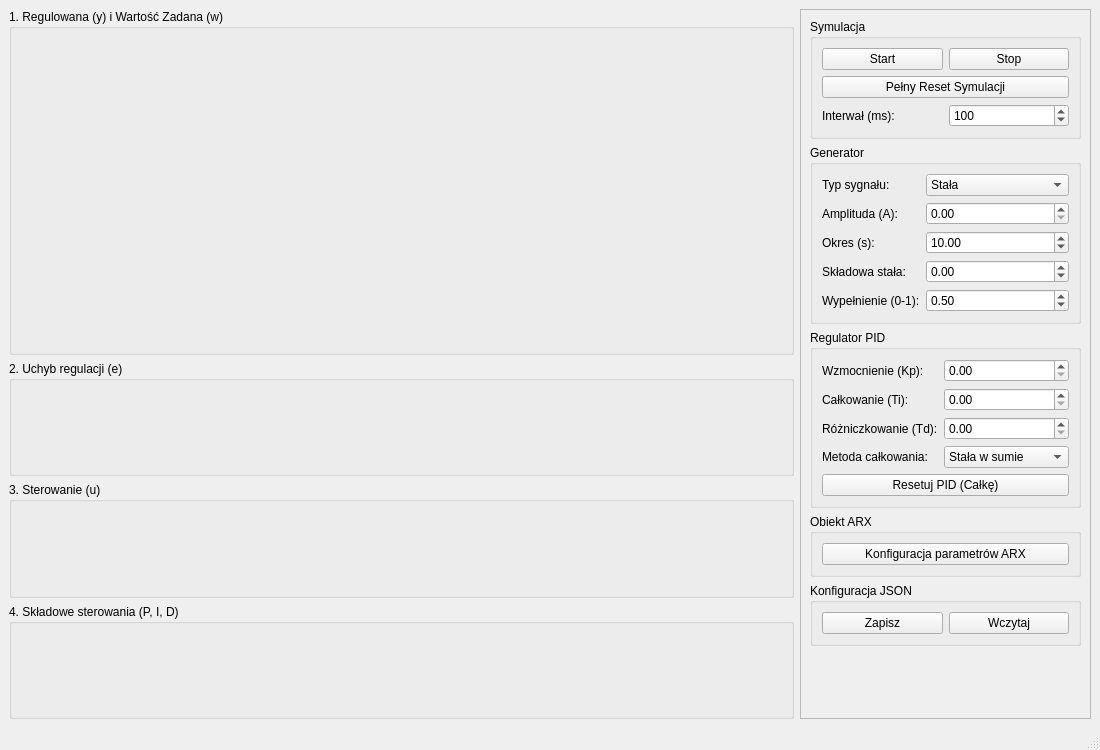
The window that W_PREZENTACJI/mainwindow.ui (pawnag/UAR) describes before a commit, drawn with Qt 5.
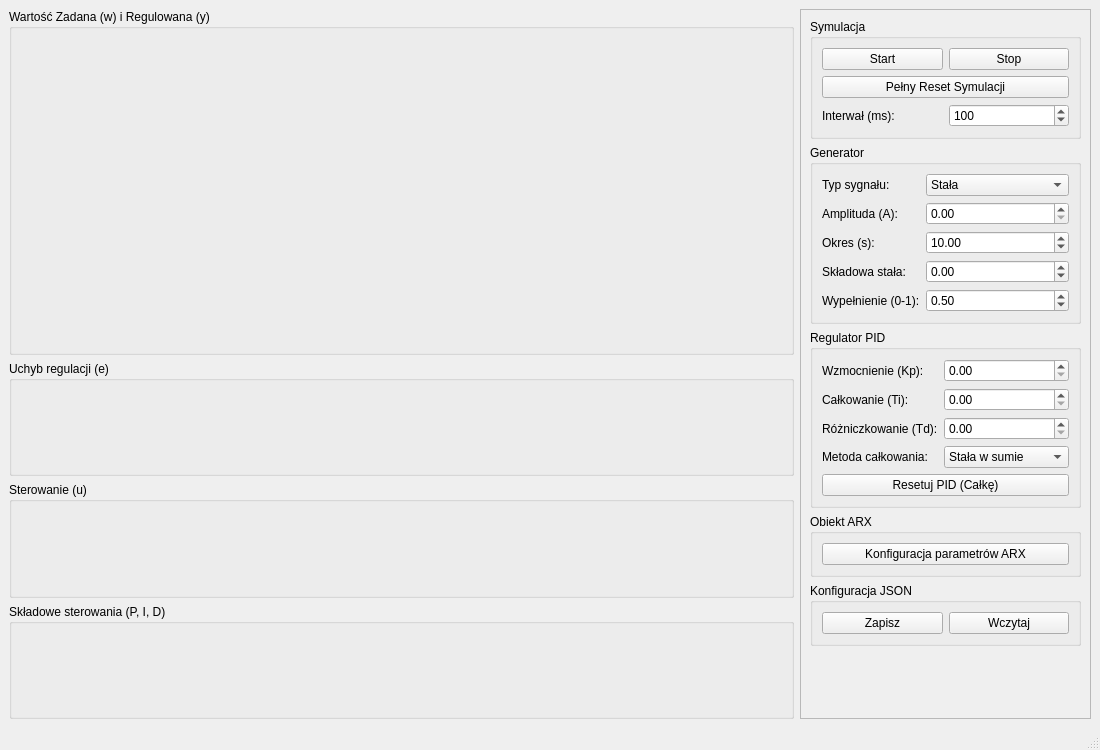
The same window after the commit.

Patch:
```diff
--- a/W_PREZENTACJI/mainwindow.ui
+++ b/W_PREZENTACJI/mainwindow.ui
@@ -20,7 +20,7 @@
       <item>
        <widget class="QGroupBox" name="groupPlotOutput">
         <property name="title">
-         <string>1. Regulowana (y) i Wartość Zadana (w)</string>
+         <string>Wartość Zadana (w) i Regulowana (y) </string>
         </property>
         <layout class="QVBoxLayout" name="verticalLayout_Plot1"/>
        </widget>
@@ -28,7 +28,7 @@
       <item>
        <widget class="QGroupBox" name="groupPlotUchyb">
         <property name="title">
-         <string>2. Uchyb regulacji (e)</string>
+         <string>Uchyb regulacji (e)</string>
         </property>
         <layout class="QVBoxLayout" name="verticalLayout_Plot2"/>
        </widget>
@@ -36,7 +36,7 @@
       <item>
        <widget class="QGroupBox" name="groupPlotSterowanie">
         <property name="title">
-         <string>3. Sterowanie (u)</string>
+         <string>Sterowanie (u)</string>
         </property>
         <layout class="QVBoxLayout" name="verticalLayout_Plot3"/>
        </widget>
@@ -44,7 +44,7 @@
       <item>
        <widget class="QGroupBox" name="groupPlotPID">
         <property name="title">
-         <string>4. Składowe sterowania (P, I, D)</string>
+         <string>Składowe sterowania (P, I, D)</string>
         </property>
         <layout class="QVBoxLayout" name="verticalLayout_Plot4"/>
        </widget>
```
